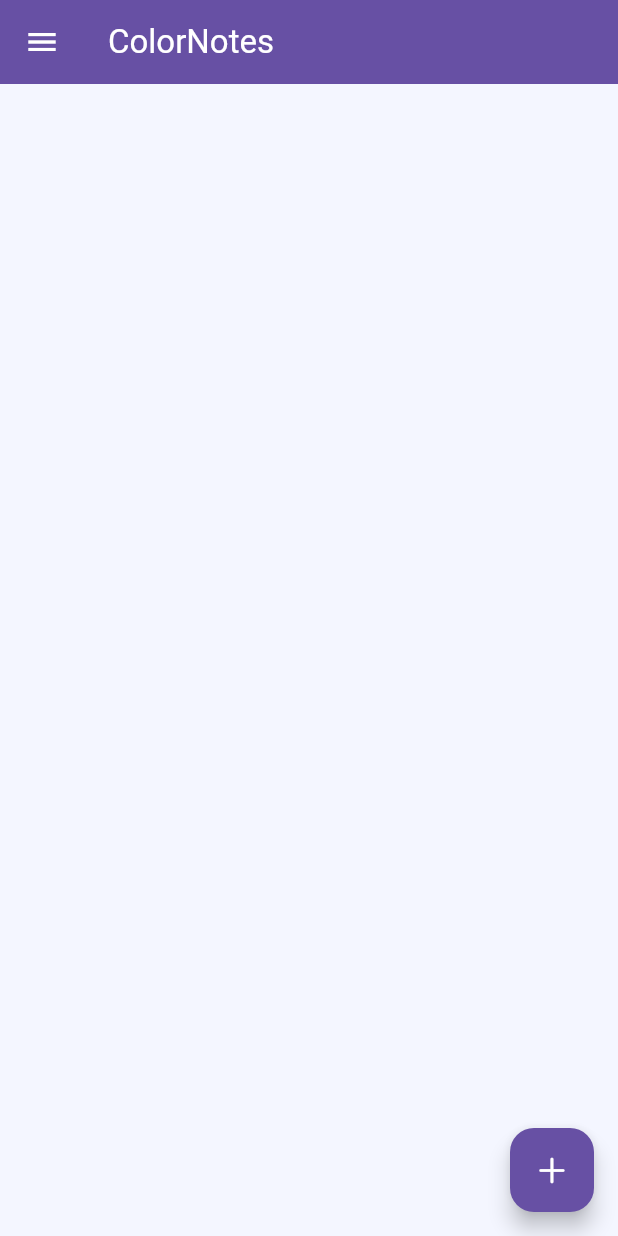
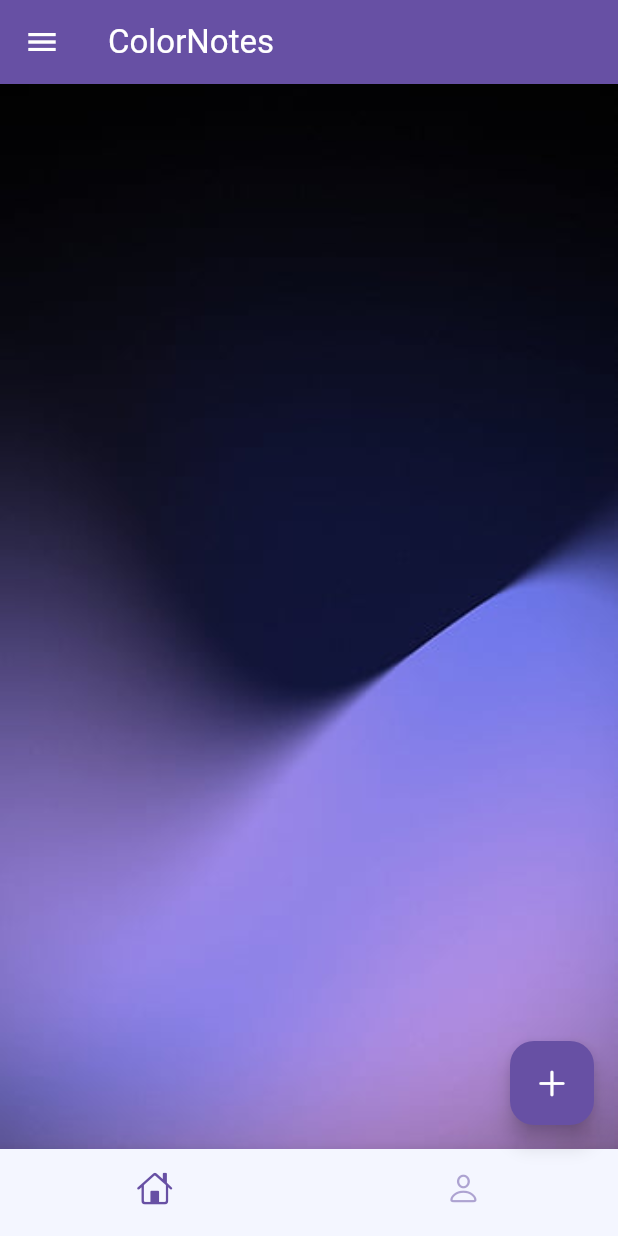
Before and after one commit to zehranurkarogul/ColorNotes-Flutter, a Flutter app: the screen it shows after launch, on a phone screen of 412 x 824 dp. Run offline on Flutter 3.47's test engine with Material 3 defaults, Android fonts, the phone set to English and light mode, and no system bars; our stand-ins replace go_router, lottie; missing offline and left inert: dotlottie_loader.

Commit message:
Ana sayfaya değişiklikler yapıldı

```diff
--- a/lib/screens/home_screen.dart
+++ b/lib/screens/home_screen.dart
@@ -34,9 +34,25 @@ class _HomeScreenState extends State<HomeScreen> {
         title: const Text('ColorNotes'),
         backgroundColor: Theme.of(context).colorScheme.primary,
       ),
+
       drawer: Drawer(
         child: Column(
           children: [
+            UserAccountsDrawerHeader(
+              currentAccountPicture: CircleAvatar(
+                backgroundColor: Theme.of(context).colorScheme.primaryContainer,
+                child: Icon(
+                  CupertinoIcons.person_circle,
+                  size: 50,
+                  color: Theme.of(context).colorScheme.onPrimaryContainer,
+                ),
+              ),
+              accountName: Text("Hoşgeldiniz"),
+              accountEmail: null,
+              decoration: BoxDecoration(
+                color: Theme.of(context).colorScheme.primary,
+              ),
+            ),
             IconButton(
             icon: Icon(
               _isDarkMode ? CupertinoIcons.sun_max : CupertinoIcons.moon_fill,
@@ -49,6 +65,7 @@ class _HomeScreenState extends State<HomeScreen> {
               widget.onThemeChange();
             },
           ),
+
             ListTile(
               leading: const Icon(CupertinoIcons.home),
               iconColor: Theme.of(context).colorScheme.primary,
@@ -70,6 +87,10 @@ class _HomeScreenState extends State<HomeScreen> {
       ),
       body: Container(
         decoration: const BoxDecoration(
+  image: DecorationImage(
+    image: AssetImage('assets/images/back.jpg'),
+    fit: BoxFit.cover, // Arka planı tam olarak kaplar
+  ),
 ),
 child: GridView.builder(
   padding: const EdgeInsets.all(8),
@@ -146,11 +167,31 @@ class _HomeScreenState extends State<HomeScreen> {
         onPressed: _addNewNote,
         child: const Icon(CupertinoIcons.add),
       ),
+      bottomNavigationBar: BottomNavigationBar(
+  showSelectedLabels: false,
+  showUnselectedLabels: false,
+  selectedItemColor: Theme.of(context).colorScheme.primary,
+  unselectedItemColor: Theme.of(context).colorScheme.primary.withOpacity(0.5),
+  items: const [
+    BottomNavigationBarItem(
+      icon: Icon(CupertinoIcons.home),
+      label: 'Ana Sayfa',
+    ),
+    BottomNavigationBarItem(
+      icon: Icon(CupertinoIcons.person),
+      label: 'Profil',
+    ),
+  ],
+        onTap: (index) {
+          if (index == 0) {
+          } else if (index == 1) {
+            context.go('/login');
+          }
+        },
+      ),
     );
   }
 }
-
-
 
 // Yeni not ekranı
 class AddNoteScreen extends StatefulWidget {
@@ -258,6 +299,7 @@ class _AddNoteScreenState extends State<AddNoteScreen> {
                 textInputAction: TextInputAction.newline,
                 decoration: InputDecoration(
                   hintText: 'Notunuzu buraya yazın...',
+                  iconColor: Theme.of(context).colorScheme.secondary,
                   border: OutlineInputBorder(
                     borderRadius: BorderRadius.circular(8),
                   ),
```
Lines whose indentation alone changed are shown as unchanged.
